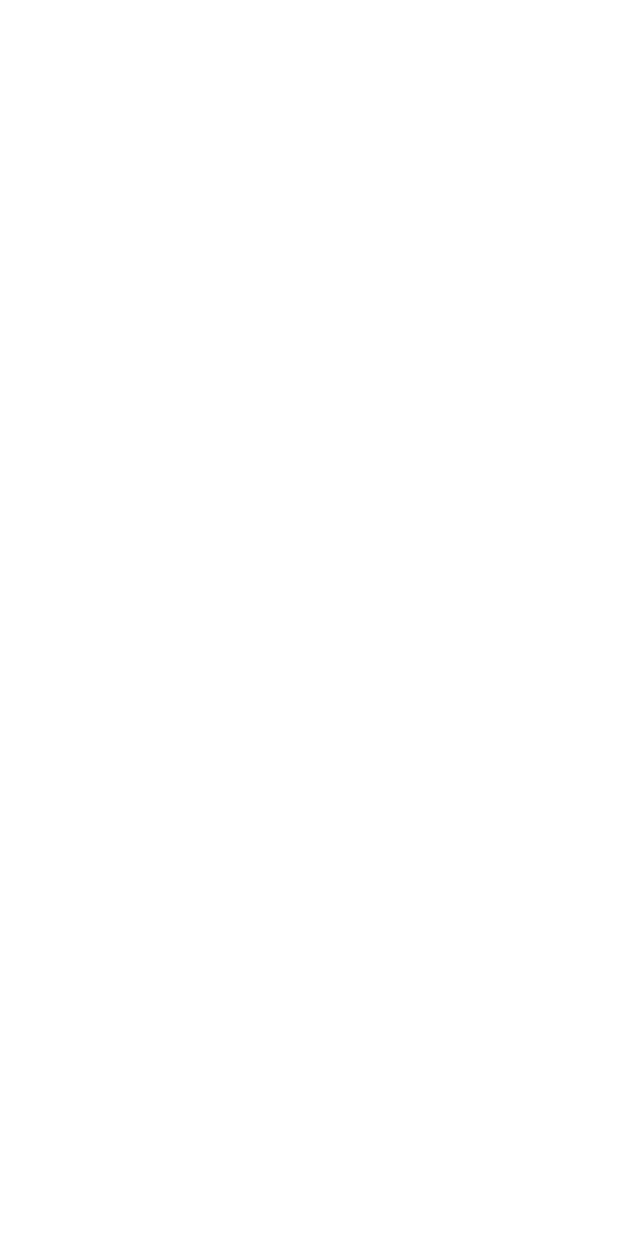
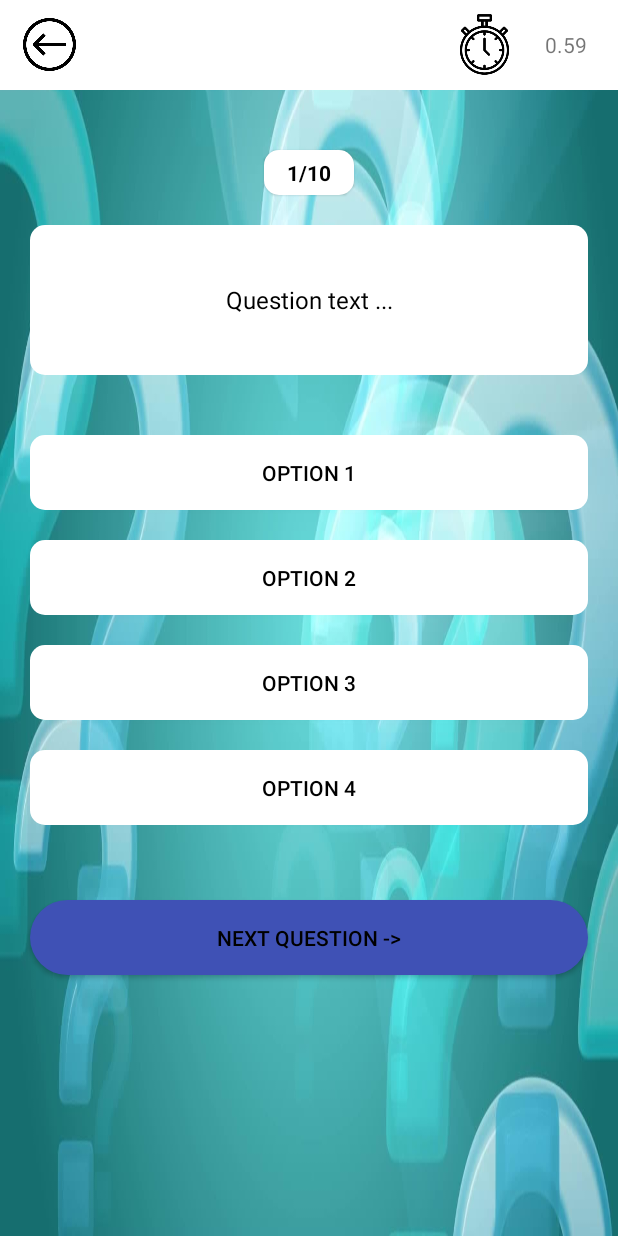
Before and after one commit to blaze-of-glory/mobile-quiz, an Android app: the QuizActivity screen opened directly, with no data from a screen before it, on a phone screen of 412 x 824 dp. Before the commit the screen is empty. Run offline under Robolectric (Android 15) with nearby library versions, the phone set to English and light mode, and no system bars.

Commit message:
init quiz activity layout

```diff
--- a/app/src/main/java/com/example/quiz/MainActivity.java
+++ b/app/src/main/java/com/example/quiz/MainActivity.java
@@ -76,6 +76,7 @@ public class MainActivity extends AppCompatActivity {
           Toast.makeText(MainActivity.this, "Выбирите викторину", Toast.LENGTH_SHORT).show();
         } else {
           Intent intent = new Intent(MainActivity.this, QuizActivity.class);
+          intent.putExtra("selectedQuiz", selectedQuiz);
           startActivity(intent);
           finish();
         }
--- a/app/src/main/java/com/example/quiz/QuizActivity.java
+++ b/app/src/main/java/com/example/quiz/QuizActivity.java
@@ -3,6 +3,8 @@ package com.example.quiz;
 import androidx.appcompat.app.AppCompatActivity;
 
 import android.os.Bundle;
+import android.widget.ImageView;
+import android.widget.TextView;
 
 public class QuizActivity extends AppCompatActivity {
 
@@ -10,5 +12,13 @@ public class QuizActivity extends AppCompatActivity {
   protected void onCreate(Bundle savedInstanceState) {
     super.onCreate(savedInstanceState);
     setContentView(R.layout.quiz_activity);
+
+    final ImageView backBtn = findViewById(R.id.backBtn);
+    final TextView timer = findViewById(R.id.timer);
+    final TextView quizName = findViewById(R.id.quizName);
+
+    final String getSelectedQuiz = getIntent().getStringExtra("selectedQuiz");
+
+    quizName.setText(getSelectedQuiz);
   }
 }
--- /dev/null
+++ b/app/src/main/res/drawable-v24/regular_btn_background.xml
@@ -0,0 +1,7 @@
+<?xml version="1.0" encoding="utf-8"?>
+<shape
+    xmlns:android="http://schemas.android.com/apk/res/android"
+    android:shape="rectangle">
+    <solid android:color="#3F51B5"/>
+    <corners android:radius="50dp"/>
+</shape>
--- a/app/src/main/res/layout/quiz_activity.xml
+++ b/app/src/main/res/layout/quiz_activity.xml
@@ -1,8 +1,156 @@
 <?xml version="1.0" encoding="utf-8"?>
-<androidx.constraintlayout.widget.ConstraintLayout xmlns:android="http://schemas.android.com/apk/res/android"
+<LinearLayout
+    xmlns:android="http://schemas.android.com/apk/res/android"
     xmlns:tools="http://schemas.android.com/tools"
     android:layout_width="match_parent"
     android:layout_height="match_parent"
-    tools:context=".QuizActivity">
+    tools:context=".QuizActivity"
+    android:orientation="vertical"
+    android:background="@drawable/quiz_background"
+    >
 
-</androidx.constraintlayout.widget.ConstraintLayout>
+    <RelativeLayout
+        android:layout_width="match_parent"
+        android:layout_height="60dp"
+        android:background="#FFFFFF">
+
+        <ImageView
+            android:id="@+id/backBtn"
+            android:layout_width="35dp"
+            android:layout_height="35dp"
+            android:src="@drawable/back_icon"
+            android:layout_centerVertical="true"
+            android:layout_marginStart="15dp"
+        />
+
+        <TextView
+            android:id="@+id/quizName"
+            android:layout_width="wrap_content"
+            android:layout_height="wrap_content"
+            android:layout_centerInParent="true"
+            android:text="Selected quiz name"
+            android:textColor="#000000"
+            android:textSize="20sp"
+            android:textStyle="bold" />
+
+        <LinearLayout
+            android:layout_width="wrap_content"
+            android:layout_height="wrap_content"
+            android:layout_alignParentEnd="true"
+            android:layout_centerVertical="true"
+            android:layout_marginEnd="15dp"
+            android:gravity="center"
+            android:orientation="horizontal"
+        >
+
+            <ImageView
+                android:layout_width="50dp"
+                android:layout_height="50dp"
+                android:src="@drawable/timer_icon"
+                android:layout_marginEnd="15dp"
+            />
+
+            <TextView
+                android:id="@+id/timer"
+                android:layout_width="wrap_content"
+                android:layout_height="wrap_content"
+                android:text="0.59"
+                android:layout_marginEnd="5dp"
+            />
+
+        </LinearLayout>
+    </RelativeLayout>
+
+    <TextView
+        android:id="@+id/questions"
+        android:layout_width="wrap_content"
+        android:layout_height="30dp"
+        android:layout_gravity="center"
+        android:layout_marginTop="40dp"
+        android:background="@drawable/white_rounded_background"
+        android:elevation="1dp"
+        android:gravity="center"
+        android:paddingStart="15dp"
+        android:paddingEnd="15dp"
+        android:text="1/10"
+        android:textStyle="bold"
+        android:textColor="#000000"
+    />
+
+    <TextView
+        android:id="@+id/questionText"
+        android:layout_width="match_parent"
+        android:layout_height="wrap_content"
+        android:layout_marginStart="20dp"
+        android:layout_marginEnd="20dp"
+        android:layout_marginTop="20dp"
+        android:background="@drawable/white_rounded_background"
+        android:gravity="center"
+        android:minHeight="100dp"
+        android:text="Question text ..."
+        android:padding="20dp"
+        android:textColor="#000000"
+        android:textSize="16sp"
+    />
+
+    <androidx.appcompat.widget.AppCompatButton
+        android:id="@+id/option1"
+        android:layout_width="match_parent"
+        android:layout_height="50dp"
+        android:layout_marginStart="20dp"
+        android:layout_marginEnd="20dp"
+        android:layout_marginTop="40dp"
+        android:background="@drawable/white_rounded_background"
+        android:text="Option 1"
+        android:textColor="#000000"
+    />
+
+    <androidx.appcompat.widget.AppCompatButton
+        android:id="@+id/option2"
+        android:layout_width="match_parent"
+        android:layout_height="50dp"
+        android:layout_marginStart="20dp"
+        android:layout_marginEnd="20dp"
+        android:layout_marginTop="20dp"
+        android:background="@drawable/white_rounded_background"
+        android:text="Option 2"
+        android:textColor="#000000"
+        />
+
+    <androidx.appcompat.widget.AppCompatButton
+        android:id="@+id/option3"
+        android:layout_width="match_parent"
+        android:layout_height="50dp"
+        android:layout_marginStart="20dp"
+        android:layout_marginEnd="20dp"
+        android:layout_marginTop="20dp"
+        android:background="@drawable/white_rounded_background"
+        android:text="Option 3"
+        android:textColor="#000000"
+        />
+
+    <androidx.appcompat.widget.AppCompatButton
+        android:id="@+id/option4"
+        android:layout_width="match_parent"
+        android:layout_height="50dp"
+        android:layout_marginStart="20dp"
+        android:layout_marginEnd="20dp"
+        android:layout_marginTop="20dp"
+        android:background="@drawable/white_rounded_background"
+        android:text="Option 4"
+        android:textColor="#000000"
+        />
+
+    <androidx.appcompat.widget.AppCompatButton
+        android:id="@+id/nextBtn"
+        android:layout_width="match_parent"
+        android:layout_height="50dp"
+        android:layout_marginStart="20dp"
+        android:layout_marginEnd="20dp"
+        android:layout_marginTop="50dp"
+        android:background="@drawable/regular_btn_background"
+        android:text="Next question ->"
+        android:textColor="#000000"
+        />
+
+</LinearLayout>
```
Also changed, not shown: app/src/main/res/drawable-v24/back_icon.png (added), app/src/main/res/drawable-v24/quiz_background.jpg (added), app/src/main/res/drawable-v24/timer_icon.png (added).
